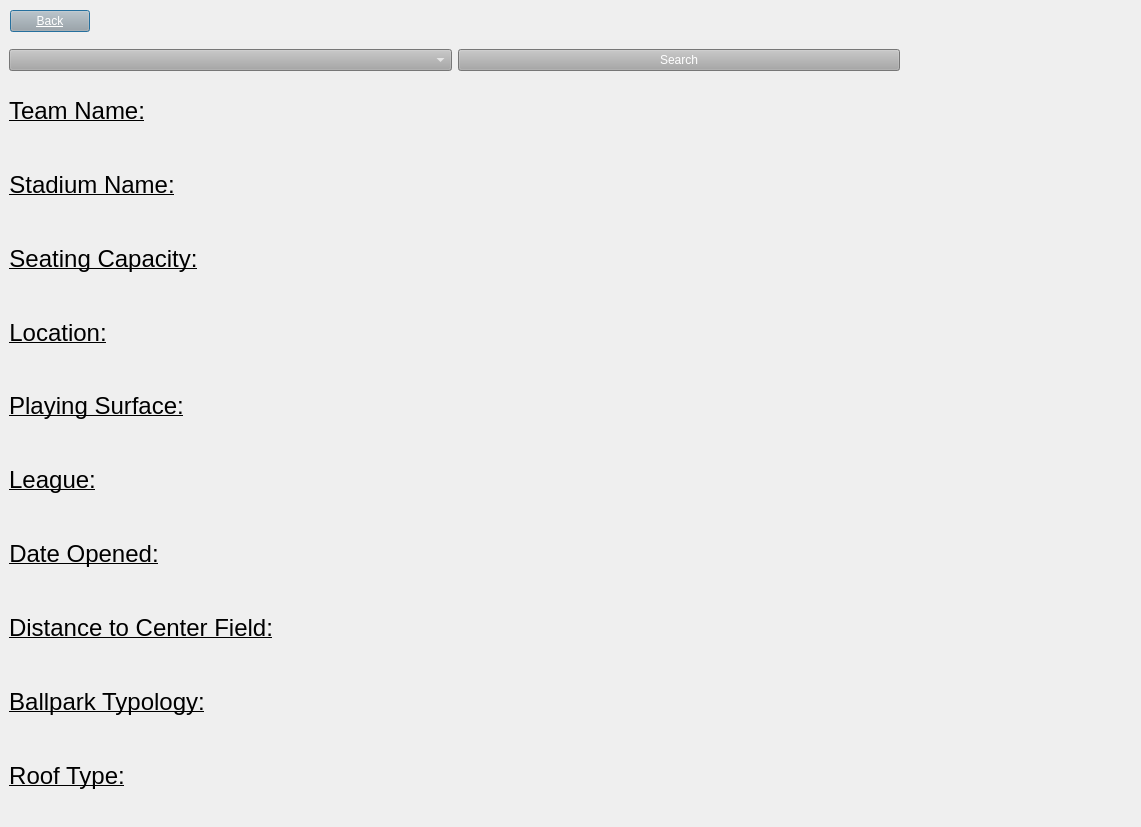
The window that BaseballProject2/allinfo.ui (tholm1/CS1D-Project-2-Baseball) describes before a commit, drawn with Qt 5.
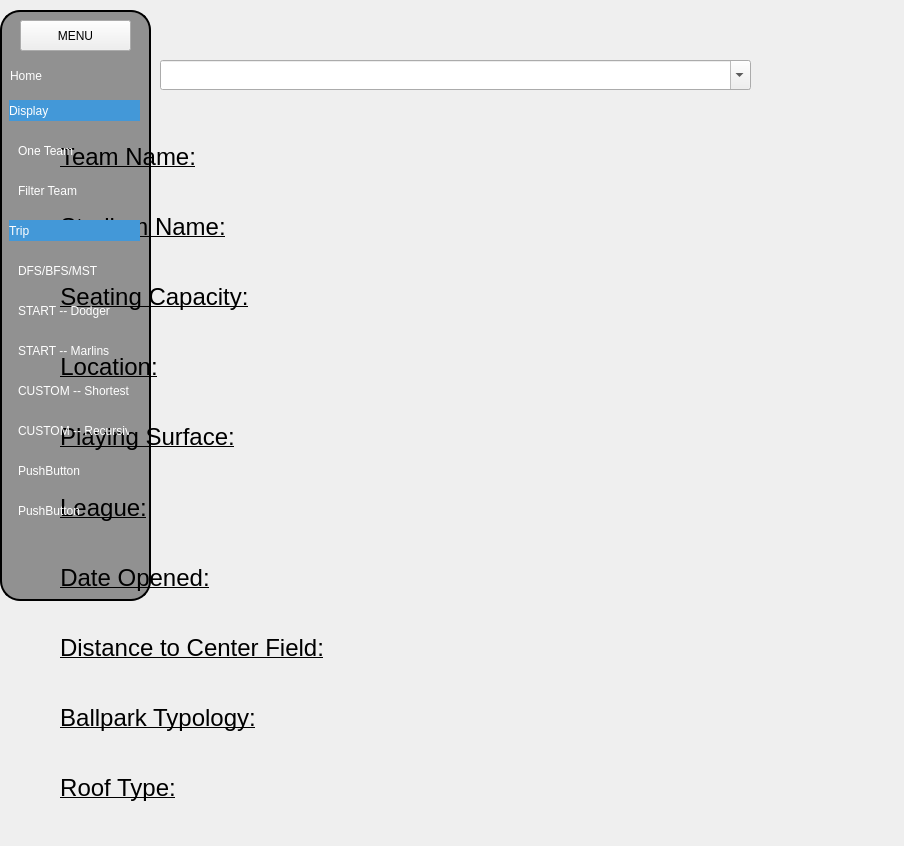
The same window after the commit. Icons and pictures are not drawn.

Commit message: Major UI update: mainwindow,login,allinfo Add icons as resources.

The edit to the form file:
```diff
--- a/BaseballProject2/allinfo.ui
+++ b/BaseballProject2/allinfo.ui
@@ -6,8 +6,8 @@
    <rect>
     <x>0</x>
     <y>0</y>
-    <width>1141</width>
-    <height>827</height>
+    <width>904</width>
+    <height>846</height>
    </rect>
   </property>
   <property name="windowTitle">
@@ -16,53 +16,64 @@
   <property name="styleSheet">
    <string notr="true">background color: rgb(0, 0, 255);</string>
   </property>
-  <widget class="QPushButton" name="back_pushButton">
+  <widget class="QWidget" name="layoutWidget">
    <property name="geometry">
     <rect>
      <x>10</x>
-     <y>10</y>
-     <width>80</width>
-     <height>22</height>
-    </rect>
-   </property>
-   <property name="styleSheet">
-    <string notr="true">font: 8pt &quot;MS Shell Dlg 2&quot;;
-text-decoration: underline;
-color: rgb(255, 255, 255);
-background-color: rgb(167, 167, 167);</string>
-   </property>
-   <property name="text">
-    <string>Back</string>
-   </property>
-  </widget>
-  <widget class="QWidget" name="">
-   <property name="geometry">
-    <rect>
-     <x>9</x>
-     <y>49</y>
+     <y>60</y>
      <width>891</width>
      <height>761</height>
     </rect>
    </property>
    <layout class="QVBoxLayout" name="verticalLayout">
+    <property name="spacing">
+     <number>5</number>
+    </property>
+    <property name="leftMargin">
+     <number>50</number>
+    </property>
+    <property name="topMargin">
+     <number>0</number>
+    </property>
     <item>
-     <layout class="QHBoxLayout" name="horizontalLayout_2">
+     <layout class="QHBoxLayout" name="horizontalLayout_2" stretch="0">
+      <property name="spacing">
+       <number>5</number>
+      </property>
+      <property name="leftMargin">
+       <number>100</number>
+      </property>
+      <property name="topMargin">
+       <number>0</number>
+      </property>
+      <property name="rightMargin">
+       <number>150</number>
+      </property>
+      <property name="bottomMargin">
+       <number>30</number>
+      </property>
       <item>
        <widget class="QComboBox" name="teams_combo">
-        <property name="styleSheet">
-         <string notr="true">color: rgb(255, 255, 255);
-background-color: rgb(167, 167, 167);</string>
+        <property name="sizePolicy">
+         <sizepolicy hsizetype="Preferred" vsizetype="Fixed">
+          <horstretch>0</horstretch>
+          <verstretch>0</verstretch>
+         </sizepolicy>
         </property>
-       </widget>
-      </item>
-      <item>
-       <widget class="QPushButton" name="search_button">
+        <property name="minimumSize">
+         <size>
+          <width>0</width>
+          <height>30</height>
+         </size>
+        </property>
         <property name="styleSheet">
-         <string notr="true">color: rgb(255, 255, 255);
-background-color: rgb(167, 167, 167);</string>
+         <string notr="true">#teams_combo {border-radius:20px;}</string>
         </property>
-        <property name="text">
-         <string>Search</string>
+        <property name="editable">
+         <bool>true</bool>
+        </property>
+        <property name="placeholderText">
+         <string>Search Here, Anything...</string>
         </property>
        </widget>
       </item>
@@ -320,6 +331,374 @@
     </item>
    </layout>
   </widget>
+  <widget class="QPushButton" name="back_menu">
+   <property name="geometry">
+    <rect>
+     <x>35</x>
+     <y>20</y>
+     <width>61</width>
+     <height>31</height>
+    </rect>
+   </property>
+   <property name="styleSheet">
+    <string notr="true">text-align: left;
+border: none;</string>
+   </property>
+   <property name="text">
+    <string/>
+   </property>
+   <property name="icon">
+    <iconset resource="Resources.qrc">
+     <normaloff>:/icons/feather/menu.svg</normaloff>:/icons/feather/menu.svg</iconset>
+   </property>
+   <property name="iconSize">
+    <size>
+     <width>20</width>
+     <height>20</height>
+    </size>
+   </property>
+   <property name="checkable">
+    <bool>false</bool>
+   </property>
+   <property name="checked">
+    <bool>false</bool>
+   </property>
+  </widget>
+  <widget class="QFrame" name="frame">
+   <property name="geometry">
+    <rect>
+     <x>0</x>
+     <y>10</y>
+     <width>151</width>
+     <height>591</height>
+    </rect>
+   </property>
+   <property name="autoFillBackground">
+    <bool>false</bool>
+   </property>
+   <property name="styleSheet">
+    <string notr="true">QPushButton:checked {
+	background-color: #4398D8;
+}
+QPushButton:hover{
+	background-color: #85C1E9
+}
+#frame { border: 2px solid black;
+border-radius:20px;
+background-color:rgba(0,0,0,100); }
+
+</string>
+   </property>
+   <property name="frameShape">
+    <enum>QFrame::StyledPanel</enum>
+   </property>
+   <property name="frameShadow">
+    <enum>QFrame::Raised</enum>
+   </property>
+   <widget class="QPushButton" name="pushButton">
+    <property name="geometry">
+     <rect>
+      <x>20</x>
+      <y>10</y>
+      <width>111</width>
+      <height>31</height>
+     </rect>
+    </property>
+    <property name="styleSheet">
+     <string notr="true">font: 700 12pt &quot;Segoe Print&quot;;</string>
+    </property>
+    <property name="text">
+     <string>MENU</string>
+    </property>
+   </widget>
+   <widget class="QPushButton" name="display_menu">
+    <property name="geometry">
+     <rect>
+      <x>9</x>
+      <y>90</y>
+      <width>131</width>
+      <height>21</height>
+     </rect>
+    </property>
+    <property name="sizePolicy">
+     <sizepolicy hsizetype="Minimum" vsizetype="Fixed">
+      <horstretch>0</horstretch>
+      <verstretch>0</verstretch>
+     </sizepolicy>
+    </property>
+    <property name="focusPolicy">
+     <enum>Qt::StrongFocus</enum>
+    </property>
+    <property name="layoutDirection">
+     <enum>Qt::RightToLeft</enum>
+    </property>
+    <property name="styleSheet">
+     <string notr="true">text-align: left;
+border: none;
+color: rgb(255, 255, 255);</string>
+    </property>
+    <property name="text">
+     <string>Display</string>
+    </property>
+    <property name="icon">
+     <iconset resource="Resources.qrc">
+      <normaloff>:/icons/feather/arrow-right.svg</normaloff>
+      <normalon>:/icons/feather/arrow-down.svg</normalon>:/icons/feather/arrow-right.svg</iconset>
+    </property>
+    <property name="checkable">
+     <bool>true</bool>
+    </property>
+    <property name="checked">
+     <bool>true</bool>
+    </property>
+   </widget>
+   <widget class="QWidget" name="team_widget" native="true">
+    <property name="geometry">
+     <rect>
+      <x>9</x>
+      <y>120</y>
+      <width>131</width>
+      <height>81</height>
+     </rect>
+    </property>
+    <widget class="QPushButton" name="one_team">
+     <property name="geometry">
+      <rect>
+       <x>9</x>
+       <y>10</y>
+       <width>111</width>
+       <height>22</height>
+      </rect>
+     </property>
+     <property name="focusPolicy">
+      <enum>Qt::NoFocus</enum>
+     </property>
+     <property name="styleSheet">
+      <string notr="true">text-align: left;
+border: none;
+color: rgb(255, 255, 255);</string>
+     </property>
+     <property name="text">
+      <string>One Team</string>
+     </property>
+    </widget>
+    <widget class="QPushButton" name="filterTeam">
+     <property name="geometry">
+      <rect>
+       <x>9</x>
+       <y>50</y>
+       <width>111</width>
+       <height>22</height>
+      </rect>
+     </property>
+     <property name="focusPolicy">
+      <enum>Qt::NoFocus</enum>
+     </property>
+     <property name="styleSheet">
+      <string notr="true">text-align: left;
+border: none;
+color: rgb(255, 255, 255);</string>
+     </property>
+     <property name="text">
+      <string>Filter Team</string>
+     </property>
+    </widget>
+   </widget>
+   <widget class="QPushButton" name="Trip_button">
+    <property name="geometry">
+     <rect>
+      <x>9</x>
+      <y>210</y>
+      <width>131</width>
+      <height>21</height>
+     </rect>
+    </property>
+    <property name="focusPolicy">
+     <enum>Qt::StrongFocus</enum>
+    </property>
+    <property name="layoutDirection">
+     <enum>Qt::RightToLeft</enum>
+    </property>
+    <property name="styleSheet">
+     <string notr="true">text-align: left;
+border: none;
+color: rgb(255, 255, 255);</string>
+    </property>
+    <property name="text">
+     <string>Trip</string>
+    </property>
+    <property name="icon">
+     <iconset resource="Resources.qrc">
+      <normaloff>:/icons/feather/arrow-right.svg</normaloff>
+      <normalon>:/icons/feather/arrow-down.svg</normalon>:/icons/feather/arrow-right.svg</iconset>
+    </property>
+    <property name="checkable">
+     <bool>true</bool>
+    </property>
+    <property name="checked">
+     <bool>true</bool>
+    </property>
+   </widget>
+   <widget class="QWidget" name="widget" native="true">
+    <property name="geometry">
+     <rect>
+      <x>9</x>
+      <y>250</y>
+      <width>131</width>
+      <height>281</height>
+     </rect>
+    </property>
+    <widget class="QPushButton" name="pushButton_4">
+     <property name="geometry">
+      <rect>
+       <x>9</x>
+       <y>0</y>
+       <width>111</width>
+       <height>22</height>
+      </rect>
+     </property>
+     <property name="styleSheet">
+      <string notr="true">text-align: left;
+border: none;
+color: rgb(255, 255, 255);</string>
+     </property>
+     <property name="text">
+      <string>DFS/BFS/MST</string>
+     </property>
+    </widget>
+    <widget class="QPushButton" name="pushButton_5">
+     <property name="geometry">
+      <rect>
+       <x>9</x>
+       <y>40</y>
+       <width>111</width>
+       <height>22</height>
+      </rect>
+     </property>
+     <property name="styleSheet">
+      <string notr="true">text-align: left;
+border: none;
+color: rgb(255, 255, 255);</string>
+     </property>
+     <property name="text">
+      <string>START -- Dodger</string>
+     </property>
+    </widget>
+    <widget class="QPushButton" name="pushButton_6">
+     <property name="geometry">
+      <rect>
+       <x>9</x>
+       <y>80</y>
+       <width>111</width>
+       <height>22</height>
+      </rect>
+     </property>
+     <property name="styleSheet">
+      <string notr="true">text-align: left;
+border: none;
+color: rgb(255, 255, 255);</string>
+     </property>
+     <property name="text">
+      <string>START -- Marlins</string>
+     </property>
+    </widget>
+    <widget class="QPushButton" name="pushButton_7">
+     <property name="geometry">
+      <rect>
+       <x>9</x>
+       <y>120</y>
+       <width>111</width>
+       <height>22</height>
+      </rect>
+     </property>
+     <property name="styleSheet">
+      <string notr="true">text-align: left;
+border: none;
+color: rgb(255, 255, 255);</string>
+     </property>
+     <property name="text">
+      <string>CUSTOM -- Shortest</string>
+     </property>
+    </widget>
+    <widget class="QPushButton" name="pushButton_8">
+     <property name="geometry">
+      <rect>
+       <x>9</x>
+       <y>160</y>
+       <width>111</width>
+       <height>22</height>
+      </rect>
+     </property>
+     <property name="styleSheet">
+      <string notr="true">text-align: left;
+border: none;
+color: rgb(255, 255, 255);</string>
+     </property>
+     <property name="text">
+      <string>CUSTOM -- Recursive</string>
+     </property>
+    </widget>
+    <widget class="QPushButton" name="pushButton_9">
+     <property name="geometry">
+      <rect>
+       <x>9</x>
+       <y>200</y>
+       <width>111</width>
+       <height>22</height>
+      </rect>
+     </property>
+     <property name="styleSheet">
+      <string notr="true">text-align: left;
+border: none;
+color: rgb(255, 255, 255);</string>
+     </property>
+     <property name="text">
+      <string>PushButton</string>
+     </property>
+    </widget>
+    <widget class="QPushButton" name="pushButton_10">
+     <property name="geometry">
+      <rect>
+       <x>9</x>
+       <y>240</y>
+       <width>111</width>
+       <height>22</height>
+      </rect>
+     </property>
+     <property name="styleSheet">
+      <string notr="true">text-align: left;
+border: none;
+color: rgb(255, 255, 255);</string>
+     </property>
+     <property name="text">
+      <string>PushButton</string>
+     </property>
+    </widget>
+   </widget>
+   <widget class="QPushButton" name="mainpage">
+    <property name="geometry">
+     <rect>
+      <x>10</x>
+      <y>50</y>
+      <width>131</width>
+      <height>31</height>
+     </rect>
+    </property>
+    <property name="styleSheet">
+     <string notr="true">font: 700 9pt &quot;Segoe UI&quot;;
+text-align: left;
+border: none;
+color: rgb(255, 255, 255);</string>
+    </property>
+    <property name="text">
+     <string>Home</string>
+    </property>
+    <property name="icon">
+     <iconset resource="Resources.qrc">
+      <normaloff>:/icons/feather/home.svg</normaloff>:/icons/feather/home.svg</iconset>
+    </property>
+   </widget>
+  </widget>
  </widget>
  <resources/>
  <connections/>
```
Left out of the diff: 71 changed lines with no effect on the pictures. The commit also changes 298 other files.
